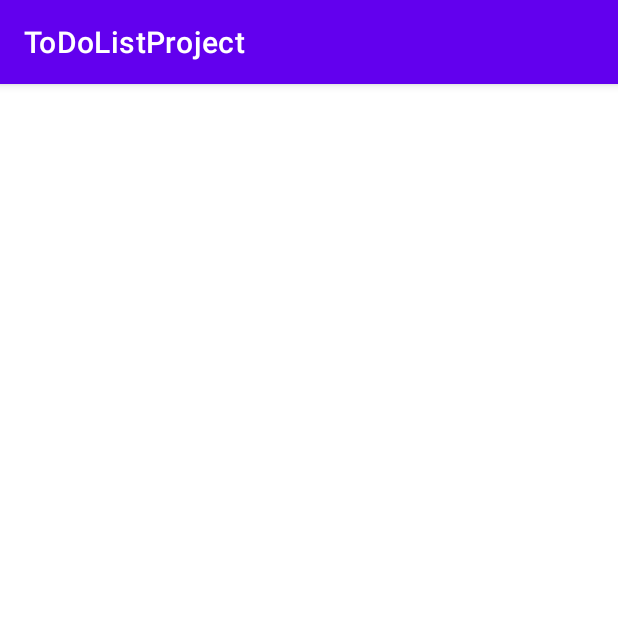
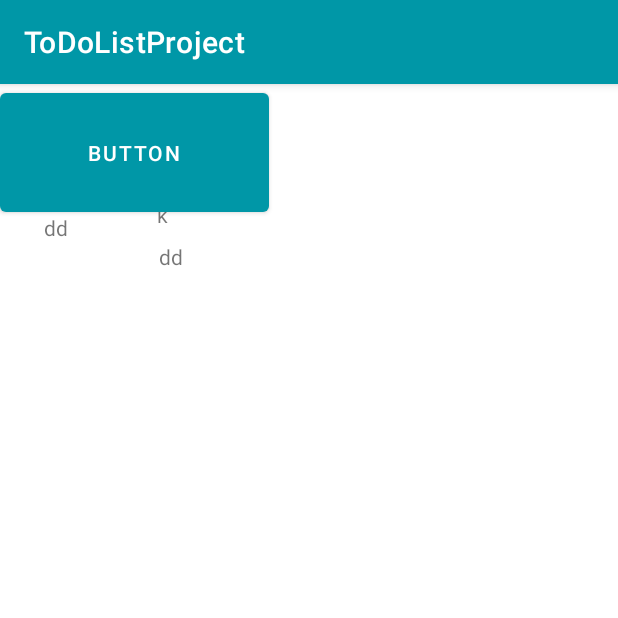
Before and after one commit to lamiaomar/ToDoListProject, an Android app: the screen it shows after launch (MainActivity), on a phone screen of 412 x 824 dp, the top half of it. Run offline under Robolectric (Android 15) with nearby library versions, the phone set to English and light mode, and no system bars.

Commit message:
add & edit Commit

```diff
--- a/app/build.gradle
+++ b/app/build.gradle
@@ -19,6 +19,7 @@ android {
     }
     buildFeatures {
         viewBinding true
+        dataBinding true
     }
     buildTypes {
         release {
@@ -44,6 +45,7 @@ dependencies {
     implementation 'androidx.legacy:legacy-support-v4:1.0.0'
     implementation "androidx.navigation:navigation-fragment-ktx:$nav_version"
     implementation "androidx.navigation:navigation-ui-ktx:$nav_version"
+    implementation 'androidx.coordinatorlayout:coordinatorlayout:1.1.0'
     testImplementation 'junit:junit:4.+'
     androidTestImplementation 'androidx.test.ext:junit:1.1.3'
     androidTestImplementation 'androidx.test.espresso:espresso-core:3.4.0'
--- a/app/src/main/java/com/example/todolistproject/adapter/taskAdapter.kt
+++ b/app/src/main/java/com/example/todolistproject/adapter/taskAdapter.kt
@@ -5,35 +5,52 @@ import android.view.LayoutInflater
 import android.view.View
 import android.view.ViewGroup
 import android.widget.TextView
+import androidx.navigation.findNavController
 import androidx.recyclerview.widget.RecyclerView
 import com.example.todolistproject.R
 import com.example.todolistproject.model.Task
+import com.example.todolistproject.toDoListFragmentDirections
 
 class taskAdapter (
-    private val context : Context ,
+    private val context : Context,
     private val dataset : MutableList<Task>
         ) : RecyclerView.Adapter<taskAdapter.TaskViewHolder>(){
 
+
             class TaskViewHolder(internal val view : View) : RecyclerView.ViewHolder(view){
+
                 val nameTask : TextView = view.findViewById(R.id.title_textView)
                 val dueDateTask : TextView = view.findViewById(R.id.dueDate_textView)
                 val descTask : TextView = view.findViewById(R.id.desc_textView)
+
             }
 
-    override fun onCreateViewHolder(parent: ViewGroup, viewType: Int): TaskViewHolder {
+    override fun onCreateViewHolder(
+        parent: ViewGroup, viewType: Int
+    ): TaskViewHolder {
+
         val adapterLayout = LayoutInflater.from(parent.context)
             .inflate(R.layout.item_shape , parent , false)
         return TaskViewHolder(adapterLayout)
+
     }
 
     override fun onBindViewHolder(holder: TaskViewHolder, position: Int) {
+
         val item = dataset[position]
-        holder.nameTask.text = context.resources.getString(item.title)
-        holder.dueDateTask.text = context.resources.getString(item.dueDate)
-        holder.descTask.text = context.resources.getString(item.description)
 
+        holder.nameTask.text = item.title
+        holder.dueDateTask.text = item.dueDate
+        holder.descTask.text = item.description
 
+        holder.nameTask.setOnClickListener {
+
+            val action = toDoListFragmentDirections.actionToDoListFragmentToViewFragment(position)
+            holder.nameTask.findNavController().navigate(action)
+
+        }
     }
 
     override fun getItemCount(): Int = dataset.size
+
 }
--- a/app/src/main/java/com/example/todolistproject/data/dataSource.kt
+++ b/app/src/main/java/com/example/todolistproject/data/dataSource.kt
@@ -2,16 +2,11 @@ package com.example.todolistproject.data
 
 import com.example.todolistproject.R
 import com.example.todolistproject.model.Task
+import com.example.todolistproject.model.alltasks
 
 class dataSource {
     fun loadTask () : MutableList<Task>{
-        return mutableListOf<Task>(
-            Task(R.string.Title , R.string.Description , R.string.app_name , R.string.DueDate),
-            Task(R.string.Title , R.string.Description , R.string.app_name , R.string.DueDate),
-            Task(R.string.Title , R.string.Description , R.string.app_name , R.string.DueDate),
-            Task(R.string.Title , R.string.Description , R.string.app_name , R.string.DueDate),
-            Task(R.string.Title , R.string.Description , R.string.app_name , R.string.DueDate),
-            Task(R.string.Title , R.string.Description , R.string.app_name , R.string.DueDate)
-            )
+        return alltasks
+
     }
 }
--- a/app/src/main/java/com/example/todolistproject/model/Task.kt
+++ b/app/src/main/java/com/example/todolistproject/model/Task.kt
@@ -1,8 +1,10 @@
 package com.example.todolistproject.model
 
+import android.widget.CheckBox
+
 data class Task(
-    val title : Int ,
-    val description : Int ,
-    val dueDate : Int ,
-    val state : Int
+    val title : String ,
+    val description : String,
+    val dueDate :String ,
+    val state : Boolean
 )
--- /dev/null
+++ b/app/src/main/java/com/example/todolistproject/model/allTask.kt
@@ -0,0 +1,8 @@
+package com.example.todolistproject.model
+
+import com.example.todolistproject.R
+
+var alltasks: MutableList<Task> =
+    mutableListOf(
+        Task("k","dd", "dd", true)
+    )
--- a/app/src/main/java/com/example/todolistproject/toDoListFragment.kt
+++ b/app/src/main/java/com/example/todolistproject/toDoListFragment.kt
@@ -5,6 +5,9 @@ import androidx.fragment.app.Fragment
 import android.view.LayoutInflater
 import android.view.View
 import android.view.ViewGroup
+import android.widget.Button
+import androidx.navigation.findNavController
+import androidx.navigation.fragment.findNavController
 import androidx.recyclerview.widget.RecyclerView
 import com.example.todolistproject.adapter.taskAdapter
 import com.example.todolistproject.data.dataSource
@@ -35,6 +38,7 @@ class toDoListFragment : Fragment() {
     ): View? {
         _binding = FragmentToDoListBinding.inflate(inflater , container , false)
         val view = binding.root
+        val button : Button = view.findViewById(R.id.floating_action_button)
         return view
     }
 
@@ -42,6 +46,10 @@ class toDoListFragment : Fragment() {
 
         recyclerView = binding.recyclerView
         recyclerView.adapter = taskAdapter(this.requireContext(), dataset )
+        binding.floatingActionButton.setOnClickListener{
+            findNavController().navigate(R.id.action_toDoListFragment_to_addEditFragment)
+        }
+
     }
 
     override fun onDestroy() {
--- /dev/null
+++ b/app/src/main/res/drawable/ic_baseline_add_24.xml
@@ -0,0 +1,10 @@
+<vector xmlns:android="http://schemas.android.com/apk/res/android"
+    android:width="24dp"
+    android:height="24dp"
+    android:viewportWidth="24"
+    android:viewportHeight="24"
+    android:tint="?attr/colorControlNormal">
+  <path
+      android:fillColor="@android:color/white"
+      android:pathData="M19,13h-6v6h-2v-6H5v-2h6V5h2v6h6v2z"/>
+</vector>
--- a/app/src/main/res/layout/fragment_to_do_list.xml
+++ b/app/src/main/res/layout/fragment_to_do_list.xml
@@ -2,7 +2,7 @@
 <FrameLayout xmlns:android="http://schemas.android.com/apk/res/android"
     xmlns:tools="http://schemas.android.com/tools"
     android:layout_width="match_parent"
-    android:layout_height="550dp"
+    android:layout_height="match_parent"
     xmlns:app="http://schemas.android.com/apk/res-auto"
     tools:context=".toDoListFragment">
 
@@ -12,6 +12,29 @@
         android:layout_height="match_parent"
         android:clipToPadding="false"
         android:padding="16dp"
-        app:layoutManager="androidx.recyclerview.widget.LinearLayoutManager"/>
+        app:layoutManager="androidx.recyclerview.widget.LinearLayoutManager" />
+
+    <androidx.coordinatorlayout.widget.CoordinatorLayout
+        android:layout_width="wrap_content"
+        android:layout_height="wrap_content">
+
+<!--        <com.google.android.material.floatingactionbutton.FloatingActionButton-->
+<!--            android:id="@+id/floating_action_button"-->
+<!--            android:layout_width="117dp"-->
+<!--            android:layout_height="wrap_content"-->
+<!--            android:layout_gravity="bottom|right"-->
+<!--            android:layout_margin="16dp"-->
+<!--            android:contentDescription="@string/app"-->
+<!--            app:srcCompat="@drawable/ic_baseline_add_24"-->
+<!--            tools:ignore="RtlHardcoded" />-->
+
+    </androidx.coordinatorlayout.widget.CoordinatorLayout>
+
+    <Button
+        android:id="@+id/floating_action_button"
+        android:layout_width="179dp"
+        android:layout_height="91dp"
+        android:text="Button" />
+
 
 </FrameLayout>
--- a/app/src/main/res/navigation/nav_graph.xml
+++ b/app/src/main/res/navigation/nav_graph.xml
@@ -9,5 +9,33 @@
         android:id="@+id/toDoListFragment"
         android:name="com.example.todolistproject.toDoListFragment"
         android:label="fragment_to_do_list"
-        tools:layout="@layout/fragment_to_do_list" />
+        tools:layout="@layout/fragment_to_do_list" >
+        <action
+            android:id="@+id/action_toDoListFragment_to_addEditFragment"
+            app:destination="@id/addEditFragment" />
+        <action
+            android:id="@+id/action_toDoListFragment_to_viewFragment"
+            app:destination="@id/viewFragment" />
+    </fragment>
+    <fragment
+        android:id="@+id/addEditFragment"
+        android:name="com.example.todolistproject.addEditFragment"
+        android:label="fragment_add_edit"
+        tools:layout="@layout/fragment_add_edit" >
+        <action
+            android:id="@+id/action_addEditFragment_to_toDoListFragment"
+            app:destination="@id/toDoListFragment" />
+    </fragment>
+    <fragment
+        android:id="@+id/viewFragment"
+        android:name="com.example.todolistproject.viewFragment"
+        android:label="fragment_view"
+        tools:layout="@layout/fragment_view" >
+        <action
+            android:id="@+id/action_viewFragment_to_addEditFragment"
+            app:destination="@id/addEditFragment" />
+        <argument
+            android:name="title"
+            app:argType="integer" />
+    </fragment>
 </navigation>
--- a/app/src/main/res/values/colors.xml
+++ b/app/src/main/res/values/colors.xml
@@ -7,4 +7,17 @@
     <color name="teal_700">#FF018786</color>
     <color name="black">#FF000000</color>
     <color name="white">#FFFFFFFF</color>
+
+    <color name="Cyan_50">#E0F7FA</color>
+    <color name="Cyan_100">#B2EBF2</color>
+    <color name="Cyan_200">#80DEEA</color>
+    <color name="Cyan_300">#4DD0E1</color>
+    <color name="Cyan_400">#26C6DA</color>
+    <color name="Cyan_500">#00BCD4</color>
+    <color name="Cyan_600">#00ACC1</color>
+    <color name="Cyan_700">#0097A7</color>
+    <color name="Cyan_800">#00838F</color>
+    <color name="Cyan_900">#006064</color>
+
+
 </resources>
--- a/app/src/main/res/values/strings.xml
+++ b/app/src/main/res/values/strings.xml
@@ -6,4 +6,10 @@
     <string name="DueDate">Due Date</string>
     <string name="Description">Description</string>
 
+    <string name="TASKDETAILS">TASK DETAILS</string>
+    <string name="DUEDATE">DUE DATE</string>
+    <string name="NOTES">NOTES</string>
+    <string name="app" />
+    <!-- TODO: Remove or change this placeholder text -->
+    <string name="hello_blank_fragment">Hello blank fragment</string>
 </resources>
--- /dev/null
+++ b/app/src/main/res/values/styles.xml
@@ -0,0 +1,14 @@
+<?xml version="1.0" encoding="utf-8"?>
+<resources>
+    <style name="Widget.Cupcake.CompoundButton.RadioButton"
+        parent="Widget.MaterialComponents.CompoundButton.RadioButton">
+        <item name="android:paddingEnd">8dp</item>
+        <item name="android:paddingStart">8dp</item>
+        <item name="android:textAppearance">?attr/textAppearanceBody1</item>
+    </style>
+
+    <style name="TextAppearance.Cupcake.Subtitle1"
+        parent="TextAppearance.MaterialComponents.Subtitle1">
+        <item name="android:textSize">18sp</item>
+    </style>
+</resources>
--- a/app/src/main/res/values/themes.xml
+++ b/app/src/main/res/values/themes.xml
@@ -2,15 +2,22 @@
     <!-- Base application theme. -->
     <style name="Theme.ToDoListProject" parent="Theme.MaterialComponents.DayNight.DarkActionBar">
         <!-- Primary brand color. -->
-        <item name="colorPrimary">@color/purple_500</item>
-        <item name="colorPrimaryVariant">@color/purple_700</item>
+        <item name="colorPrimary">@color/Cyan_700</item>
+        <item name="colorPrimaryVariant">@color/Cyan_900</item>
         <item name="colorOnPrimary">@color/white</item>
         <!-- Secondary brand color. -->
-        <item name="colorSecondary">@color/teal_200</item>
-        <item name="colorSecondaryVariant">@color/teal_700</item>
+        <item name="colorSecondary">@color/Cyan_600</item>
+        <item name="colorSecondaryVariant">@color/Cyan_700</item>
         <item name="colorOnSecondary">@color/black</item>
         <!-- Status bar color. -->
         <item name="android:statusBarColor" tools:targetApi="l">?attr/colorPrimaryVariant</item>
         <!-- Customize your theme here. -->
+        <!-- Radio buttons. -->
+        <item name="radioButtonStyle">@style/Widget.Cupcake.CompoundButton.RadioButton</item>
+        <!-- Text appearance style. -->
+        <item name="textAppearanceSubtitle1">@style/TextAppearance.Cupcake.Subtitle1</item>
     </style>
+
+
+
 </resources>
```
Also changed, not shown: app/src/main/java/com/example/todolistproject/addEditFragment.kt (added, +74 -0 lines), app/src/main/java/com/example/todolistproject/model/TaskViewModel.kt (added, +51 -0 lines), app/src/main/java/com/example/todolistproject/viewFragment.kt (added, +68 -0 lines), app/src/main/res/layout/fragment_add_edit.xml (added, +164 -0 lines), app/src/main/res/layout/fragment_view.xml (added, +170 -0 lines).
